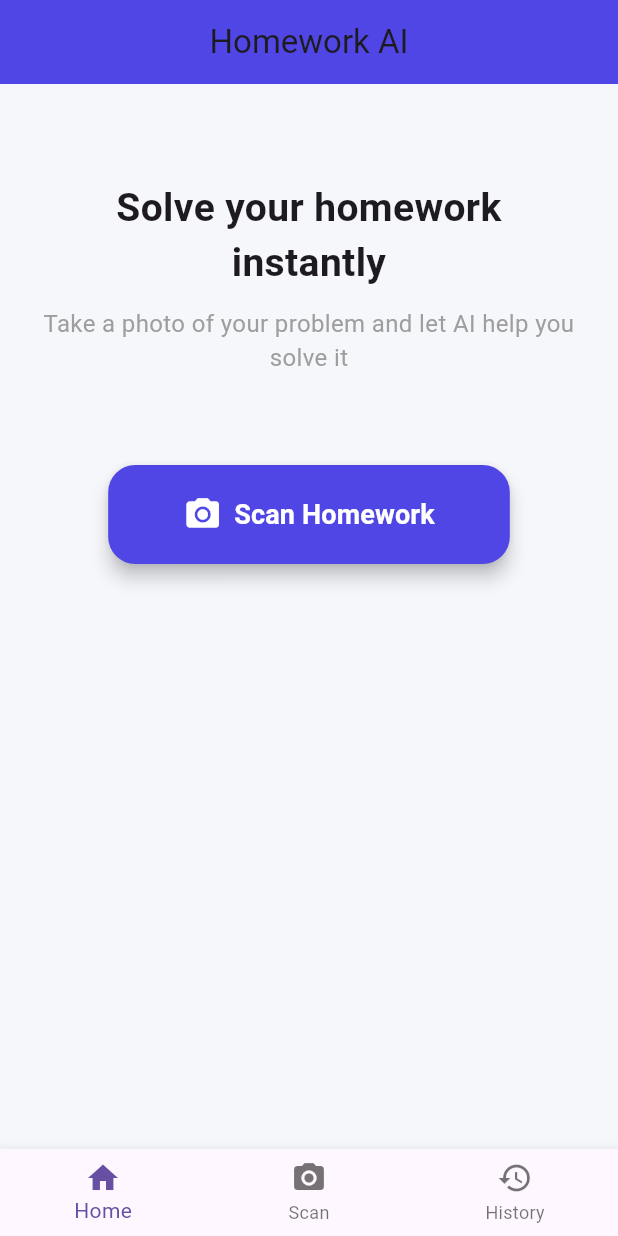
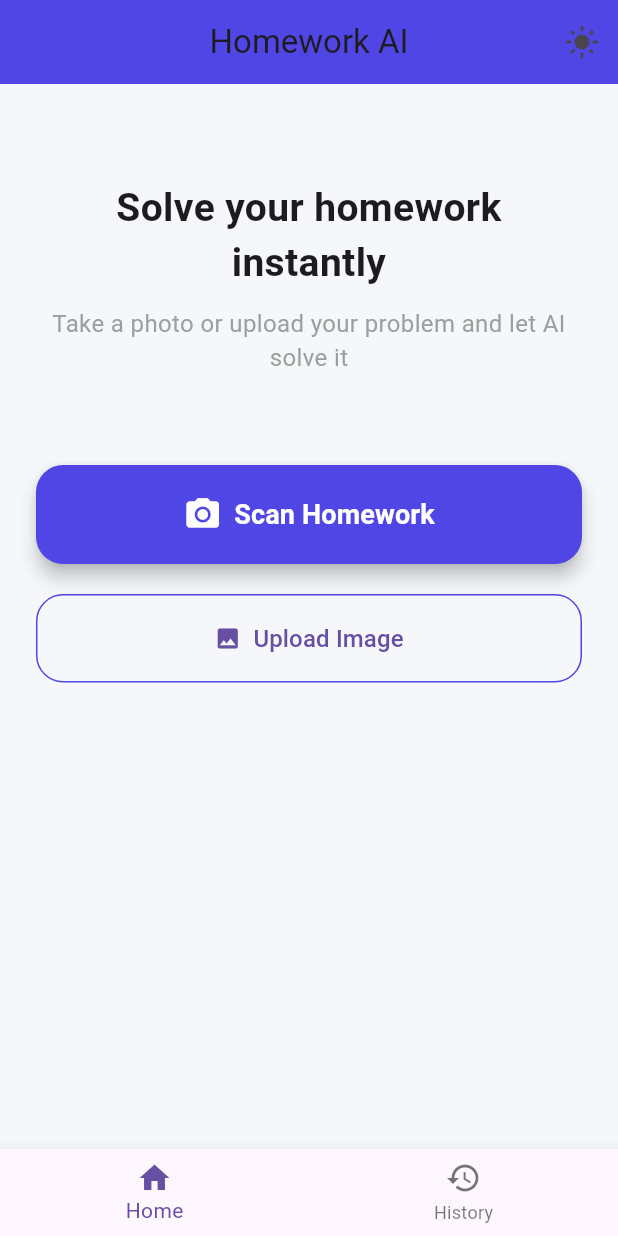
Before and after one commit to akhmed01/homework_ai, a Flutter app: the screen it shows after launch, on a phone screen of 412 x 824 dp. Run offline on Flutter 3.47's test engine with Material 3 defaults, Android fonts, the phone set to English and light mode, and no system bars; our stand-ins replace image_picker, shared_preferences; missing offline and left inert: google_mlkit_text_recognition.

Commit message:
fixed bugs, added upload image button

```diff
--- a/lib/main.dart
+++ b/lib/main.dart
@@ -1,8 +1,15 @@
 import 'package:flutter/material.dart';
+import 'package:provider/provider.dart';
+import 'services/theme_service.dart';
 import 'screens/navigation_screen.dart';
 
 void main() {
-  runApp(const HomeworkAI());
+  runApp(
+    ChangeNotifierProvider(
+      create: (_) => ThemeService(),
+      child: const HomeworkAI(),
+    ),
+  );
 }
 
 class HomeworkAI extends StatelessWidget {
@@ -10,14 +17,25 @@ class HomeworkAI extends StatelessWidget {
 
   @override
   Widget build(BuildContext context) {
+    final themeService = Provider.of<ThemeService>(context);
+
     return MaterialApp(
       debugShowCheckedModeBanner: false,
       title: "Homework AI",
+
       theme: ThemeData(
+        brightness: Brightness.light,
         scaffoldBackgroundColor: const Color(0xFFF6F7FB),
         primaryColor: const Color(0xFF4F46E5),
-        fontFamily: "Roboto",
       ),
+
+      darkTheme: ThemeData(
+        brightness: Brightness.dark,
+        scaffoldBackgroundColor: const Color(0xFF121212),
+      ),
+
+      themeMode: themeService.isDark ? ThemeMode.dark : ThemeMode.light,
+
       home: const NavigationScreen(),
     );
   }
--- a/lib/screens/home_screen.dart
+++ b/lib/screens/home_screen.dart
@@ -1,5 +1,8 @@
 import 'package:flutter/material.dart';
 import 'camera_screen.dart';
+import 'package:provider/provider.dart';
+import '../services/theme_service.dart';
+import 'package:image_picker/image_picker.dart';
 
 class HomeScreen extends StatelessWidget {
   const HomeScreen({super.key});
@@ -11,6 +14,22 @@ class HomeScreen extends StatelessWidget {
         title: const Text("Homework AI"),
         centerTitle: true,
         backgroundColor: const Color(0xFF4F46E5),
+
+        // 🌙 Dark / Light toggle
+        actions: [
+          Consumer<ThemeService>(
+            builder: (context, themeService, child) {
+              return IconButton(
+                icon: Icon(
+                  themeService.isDark ? Icons.dark_mode : Icons.light_mode,
+                ),
+                onPressed: () {
+                  themeService.toggleTheme();
+                },
+              );
+            },
+          ),
+        ],
       ),
 
       body: Padding(
@@ -30,42 +49,66 @@ class HomeScreen extends StatelessWidget {
             const SizedBox(height: 10),
 
             const Text(
-              "Take a photo of your problem and let AI help you solve it",
+              "Take a photo or upload your problem and let AI solve it",
               textAlign: TextAlign.center,
               style: TextStyle(fontSize: 16, color: Colors.grey),
             ),
 
             const SizedBox(height: 60),
 
-            Center(
+            // 📷 Scan Button
+            SizedBox(
+              width: double.infinity,
               child: ElevatedButton.icon(
                 onPressed: () {
                   Navigator.push(
                     context,
                     MaterialPageRoute(
-                      builder: (context) => const CameraScreen(),
+                      builder: (context) =>
+                          const CameraScreen(source: ImageSource.camera),
                     ),
                   );
                 },
-
                 icon: const Icon(Icons.camera_alt, size: 26),
-
                 label: const Text(
                   "Scan Homework",
                   style: TextStyle(fontSize: 18, fontWeight: FontWeight.w600),
                 ),
-
                 style: ElevatedButton.styleFrom(
-                  padding: const EdgeInsets.symmetric(
-                    horizontal: 50,
-                    vertical: 20,
-                  ),
-
+                  padding: const EdgeInsets.symmetric(vertical: 20),
                   backgroundColor: const Color(0xFF4F46E5),
                   foregroundColor: Colors.white,
+                  elevation: 5,
+                  shape: RoundedRectangleBorder(
+                    borderRadius: BorderRadius.circular(18),
+                  ),
+                ),
+              ),
+            ),
 
-                  elevation: 5,
+            const SizedBox(height: 20),
 
+            // 🖼 Upload Button
+            SizedBox(
+              width: double.infinity,
+              child: OutlinedButton.icon(
+                onPressed: () {
+                  Navigator.push(
+                    context,
+                    MaterialPageRoute(
+                      builder: (context) =>
+                          const CameraScreen(source: ImageSource.gallery),
+                    ),
+                  );
+                },
+                icon: const Icon(Icons.photo),
+                label: const Text(
+                  "Upload Image",
+                  style: TextStyle(fontSize: 16),
+                ),
+                style: OutlinedButton.styleFrom(
+                  padding: const EdgeInsets.symmetric(vertical: 18),
+                  side: const BorderSide(color: Color(0xFF4F46E5)),
                   shape: RoundedRectangleBorder(
                     borderRadius: BorderRadius.circular(18),
                   ),
--- a/lib/screens/navigation_screen.dart
+++ b/lib/screens/navigation_screen.dart
@@ -1,6 +1,5 @@
 import 'package:flutter/material.dart';
 import 'home_screen.dart';
-import 'camera_screen.dart';
 import 'history_screen.dart';
 
 class NavigationScreen extends StatefulWidget {
@@ -13,11 +12,7 @@ class NavigationScreen extends StatefulWidget {
 class _NavigationScreenState extends State<NavigationScreen> {
   int currentIndex = 0;
 
-  final screens = [
-    const HomeScreen(),
-    const CameraScreen(),
-    const HistoryScreen(),
-  ];
+  final screens = [const HomeScreen(), const HistoryScreen()];
 
   @override
   Widget build(BuildContext context) {
@@ -36,8 +31,6 @@ class _NavigationScreenState extends State<NavigationScreen> {
         items: const [
           BottomNavigationBarItem(icon: Icon(Icons.home), label: "Home"),
 
-          BottomNavigationBarItem(icon: Icon(Icons.camera_alt), label: "Scan"),
-
           BottomNavigationBarItem(icon: Icon(Icons.history), label: "History"),
         ],
       ),
--- a/lib/services/ai_service.dart
+++ b/lib/services/ai_service.dart
@@ -31,7 +31,7 @@ class AIService {
               "parts": [
                 {
                   "text":
-                      "Solve this math problem step by step. Show each step clearly and give final answer:\n$cleaned",
+                      "Analyze this homework problem and respond appropriately.\n\nIf it is math → solve step by step.\nIf it is theory → explain clearly.\nIf it is an essay → write a structured answer.\n\nProblem:\n$cleaned",
                 },
               ],
             },
--- /dev/null
+++ b/lib/services/theme_service.dart
@@ -0,0 +1,25 @@
+import 'package:flutter/material.dart';
+import 'package:shared_preferences/shared_preferences.dart';
+
+class ThemeService extends ChangeNotifier {
+  bool isDark = false;
+
+  ThemeService() {
+    loadTheme();
+  }
+
+  void toggleTheme() async {
+    isDark = !isDark;
+
+    final prefs = await SharedPreferences.getInstance();
+    await prefs.setBool("darkMode", isDark);
+
+    notifyListeners();
+  }
+
+  void loadTheme() async {
+    final prefs = await SharedPreferences.getInstance();
+    isDark = prefs.getBool("darkMode") ?? false;
+    notifyListeners();
+  }
+}
--- a/pubspec.yaml
+++ b/pubspec.yaml
@@ -37,6 +37,7 @@ dependencies:
   http: ^1.2.0
   flutter_spinkit: ^5.2.0
   shared_preferences: ^2.2.2
+  provider: ^6.1.2
 
   # The following adds the Cupertino Icons font to your application.
   # Use with the CupertinoIcons class for iOS style icons.
```
Also changed, not shown: lib/screens/camera_screen.dart (+29 -20 lines), lib/screens/result_screen.dart (+68 -7 lines), pubspec.lock, 1 other file.
